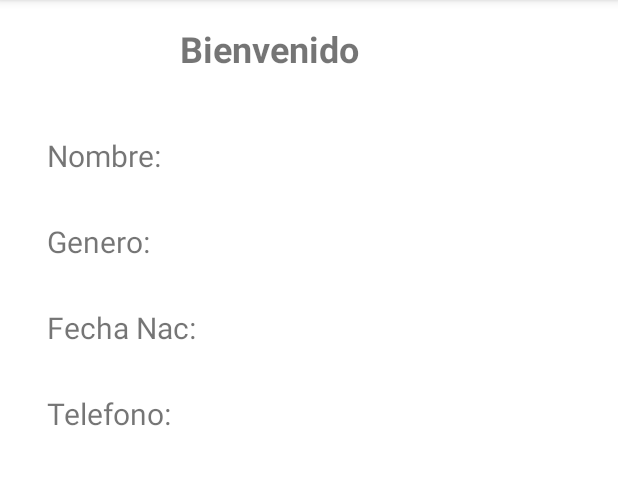
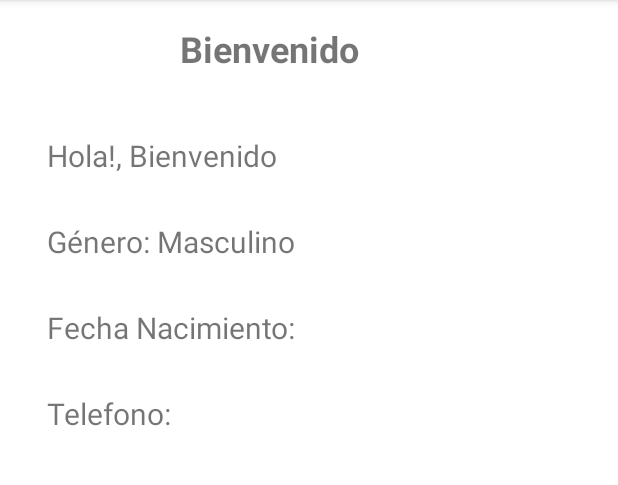
Before and after one commit to neoshock/controlescomunes, an Android app: the screen it shows after launch (Bienvenida), after a tap on "ENVIAR", on a phone screen of 412 x 824 dp, the part 84-569 px from its top. Run offline under Robolectric (Android 15) with nearby library versions, the phone set to English and light mode, and no system bars; 1 other tap on this screen came first.

Commit message:
Practica 1 Implemntación de envio de datos

```diff
--- a/app/src/main/java/com/example/trabajouno/Bienvenida.java
+++ b/app/src/main/java/com/example/trabajouno/Bienvenida.java
@@ -3,6 +3,7 @@ package com.example.trabajouno;
 import androidx.appcompat.app.AppCompatActivity;
 
 import android.os.Bundle;
+import android.widget.TextView;
 
 public class Bienvenida extends AppCompatActivity {
 
@@ -10,5 +11,20 @@ public class Bienvenida extends AppCompatActivity {
     protected void onCreate(Bundle savedInstanceState) {
         super.onCreate(savedInstanceState);
         setContentView(R.layout.activity_bienvenida);
+        getDataFromMainAcivity();
+    }
+
+    void getDataFromMainAcivity(){
+        TextView nombrePersona = (TextView) findViewById(R.id.nombreResultTxt);
+        TextView generoPersona = (TextView) findViewById(R.id.generoResultTxt);
+        TextView fechaPersona = (TextView) findViewById(R.id.fechaResultTxt);
+        TextView telefonoPersona = (TextView) findViewById(R.id.telefonoResultTxt);
+
+        Bundle bundle = this.getIntent().getExtras();
+
+        nombrePersona.setText("Hola!, Bienvenido " + bundle.getString("nombre"));
+        generoPersona.setText("Género: " + bundle.getString("genero"));
+        fechaPersona.setText("Fecha Nacimiento: " + bundle.getString("fecha"));
+        telefonoPersona.setText("Telefono: " + bundle.getString("telefono"));
     }
 }
--- a/app/src/main/java/com/example/trabajouno/MainActivity.java
+++ b/app/src/main/java/com/example/trabajouno/MainActivity.java
@@ -7,11 +7,10 @@ import android.os.Bundle;
 import android.view.View;
 import android.widget.EditText;
 import android.widget.RadioButton;
-import android.widget.RadioGroup;
 
 public class MainActivity extends AppCompatActivity {
 
-    private String genero = "Masculino";
+    private String genero;
 
     @Override
     protected void onCreate(Bundle savedInstanceState) {
@@ -27,6 +26,15 @@ public class MainActivity extends AppCompatActivity {
         EditText telefono = (EditText) findViewById(R.id.telefonoTxt);
         EditText fechaNacimiento = (EditText) findViewById(R.id.fechaNacimientoDate);
 
+        RadioButton masculino = (RadioButton) findViewById(R.id.masculinoRb);
+        RadioButton femenino = (RadioButton) findViewById(R.id.femeninoRb);
+
+        if(femenino.isChecked()){
+            genero = "Femenino";
+        }else {
+            genero = "Masculino";
+        }
+
         bundle.putString("nombre", nombre.getText().toString());
         bundle.putString("telefono", telefono.getText().toString());
         bundle.putString("fecha", fechaNacimiento.getText().toString());
@@ -34,21 +42,4 @@ public class MainActivity extends AppCompatActivity {
         intent.putExtras(bundle);
         startActivity(intent);
     }
-
-    public void onRadioButtonClicked(View view) {
-        // Is the button now checked?
-        boolean checked = ((RadioButton) view).isChecked();
-
-        // Check which radio button was clicked
-        switch(view.getId()) {
-            case R.id.masculinoRb:
-                if (checked)
-                    genero = "Masculino";
-                    break;
-            case R.id.femeninoRb:
-                if (checked)
-                    genero = "Femenino";
-                    break;
-        }
-    }
 }
```
Also changed, not shown: app/src/main/res/layout/activity_main.xml (+8 -6 lines).
